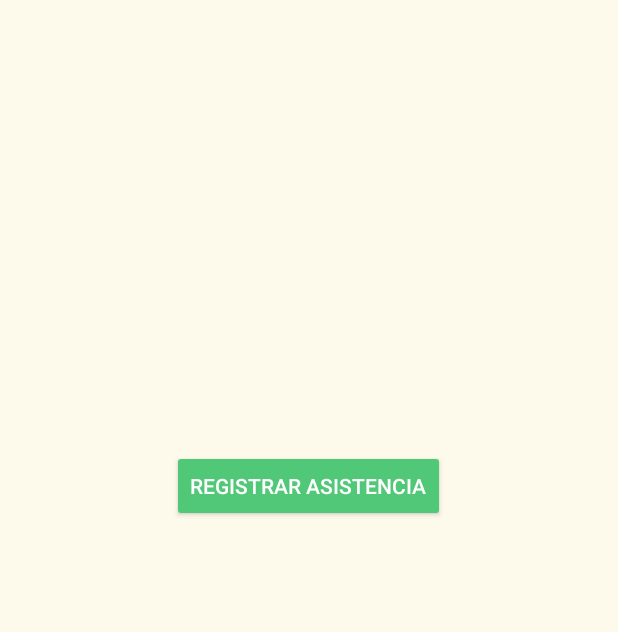
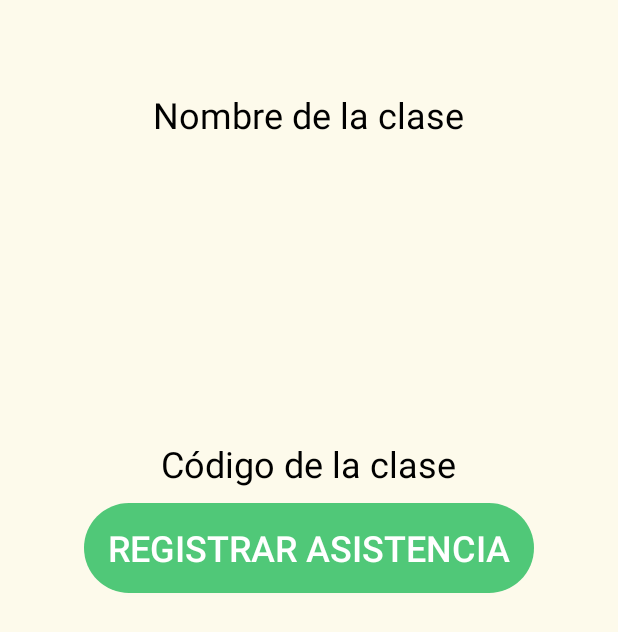
Before and after one commit to QbinVA/Asistify, an Android app: the DetallesClase screen opened directly, with no data from a screen before it, on a phone screen of 412 x 824 dp. Shown: the top 632 px of the screen. Run offline under Robolectric (Android 15) with nearby library versions, the phone set to English and light mode, and no system bars; Roboto replaces fonts that are not available here.

```diff
--- a/app/build.gradle.kts
+++ b/app/build.gradle.kts
@@ -61,5 +61,6 @@ dependencies {
     testImplementation("junit:junit:4.13.2")
     androidTestImplementation("androidx.test.ext:junit:1.1.5")
     androidTestImplementation("androidx.test.espresso:espresso-core:3.5.1")
+    implementation ("com.github.clans:fab:1.6.4")
 
 }
--- a/app/src/main/java/com/example/asistify/DetallesClase.java
+++ b/app/src/main/java/com/example/asistify/DetallesClase.java
@@ -3,6 +3,7 @@ package com.example.asistify;
 import android.os.Bundle;
 import android.view.View;
 import android.widget.Button;
+import android.widget.TextView;
 import android.widget.Toast;
 
 import androidx.appcompat.app.AppCompatActivity;
@@ -10,11 +11,21 @@ import androidx.appcompat.app.AppCompatActivity;
 public class DetallesClase extends AppCompatActivity {
 
     Button asistencia;
+    TextView detallesNombreClase, detallesCodigo;
 
     @Override
     protected void onCreate(Bundle savedInstanceState) {
         super.onCreate(savedInstanceState);
         setContentView(R.layout.activity_detalles_clase);
+
+        detallesNombreClase = findViewById(R.id.dNombre);
+        detallesCodigo = findViewById(R.id.dCodigo);
+
+        Bundle bundle = getIntent().getExtras();
+        if (bundle != null) {
+            detallesNombreClase.setText(bundle.getString("NombreClase"));
+            detallesCodigo.setText(bundle.getString("Codigo"));
+        }
 
         asistencia = findViewById(R.id.asistencia);
 
--- a/app/src/main/java/com/example/asistify/clases_menu.java
+++ b/app/src/main/java/com/example/asistify/clases_menu.java
@@ -1,6 +1,5 @@
 package com.example.asistify;
 
-import android.annotation.SuppressLint;
 import android.os.Bundle;
 import android.view.LayoutInflater;
 import android.view.View;
@@ -42,11 +41,9 @@ public class clases_menu extends Fragment {
         recyclerView.setLayoutManager(gridLayoutManager);
 
         datalist = new ArrayList<>();
-
         MyAdapter adapter = new MyAdapter(requireContext(), datalist);
         recyclerView.setAdapter(adapter);
 
-        // Inicializar FirebaseAuth y obtener el usuario actual
         mAuth = FirebaseAuth.getInstance();
         currentUser = mAuth.getCurrentUser();
 
@@ -55,7 +52,6 @@ public class clases_menu extends Fragment {
             databaseReference = FirebaseDatabase.getInstance().getReference("users").child(userId).child("clases");
 
             eventListener = databaseReference.addValueEventListener(new ValueEventListener() {
-                @SuppressLint("NotifyDataSetChanged")
                 @Override
                 public void onDataChange(@NonNull DataSnapshot snapshot) {
                     datalist.clear();
--- a/app/src/main/res/layout/activity_detalles_clase.xml
+++ b/app/src/main/res/layout/activity_detalles_clase.xml
@@ -10,14 +10,39 @@
     android:orientation="vertical"
     tools:context=".DetallesClase">
 
-    <Button
+    <TextView
         android:layout_width="wrap_content"
         android:layout_height="wrap_content"
+        android:id="@+id/dNombre"
+        android:text="Nombre de la clase"
+        android:layout_marginTop="60dp"
+        android:textSize="24sp"
+        android:layout_gravity="center_horizontal"
+        android:textColor="@color/black" />
+
+    <TextView
+        android:layout_width="wrap_content"
+        android:layout_height="wrap_content"
+        android:id="@+id/dCodigo"
+        android:text="Código de la clase"
+        android:layout_marginTop="200dp"
+        android:textSize="24sp"
+        android:layout_gravity="center_horizontal"
+        android:textColor="@color/black" />
+
+
+    <Button
+        android:layout_width="300dp"
+        android:layout_height="60dp"
         android:id="@+id/asistencia"
         android:text="Registrar asistencia"
+        android:textSize="24sp"
+        android:background="@drawable/button_styles"
         android:backgroundTint="@color/green"
         android:layout_gravity="center_horizontal"
-        android:layout_marginTop="300dp" />
+        android:layout_marginTop="10dp"
+        android:elegantTextHeight="true"
+        android:elevation="@dimen/cardview_default_elevation"/>
 
 
 </LinearLayout>
--- a/app/src/main/res/layout/activity_login.xml
+++ b/app/src/main/res/layout/activity_login.xml
@@ -77,7 +77,7 @@
                 android:layout_height="60dp"
                 android:layout_marginTop="30dp"
                 android:background="@drawable/button_styles"
-                android:text="Login"
+                android:text="Iniciar"
                 android:textColor="@color/hueso"
                 android:textSize="18sp" />
 
--- a/app/src/main/res/layout/activity_signup.xml
+++ b/app/src/main/res/layout/activity_signup.xml
@@ -88,7 +88,7 @@
                 android:layout_height="60dp"
                 android:layout_marginTop="30dp"
                 android:background="@drawable/button_styles"
-                android:text="Sign Up"
+                android:text="Registrar"
                 android:textColor="@color/hueso"
                 android:textSize="18sp" />
 
```
Also changed, not shown: app/src/main/java/com/example/asistify/MyAdapter.java (+48 -41 lines), app/src/main/res/layout/recycler_itrem.xml (+11 -3 lines), app/src/main/res/values/strings.xml (+6 -4 lines).
